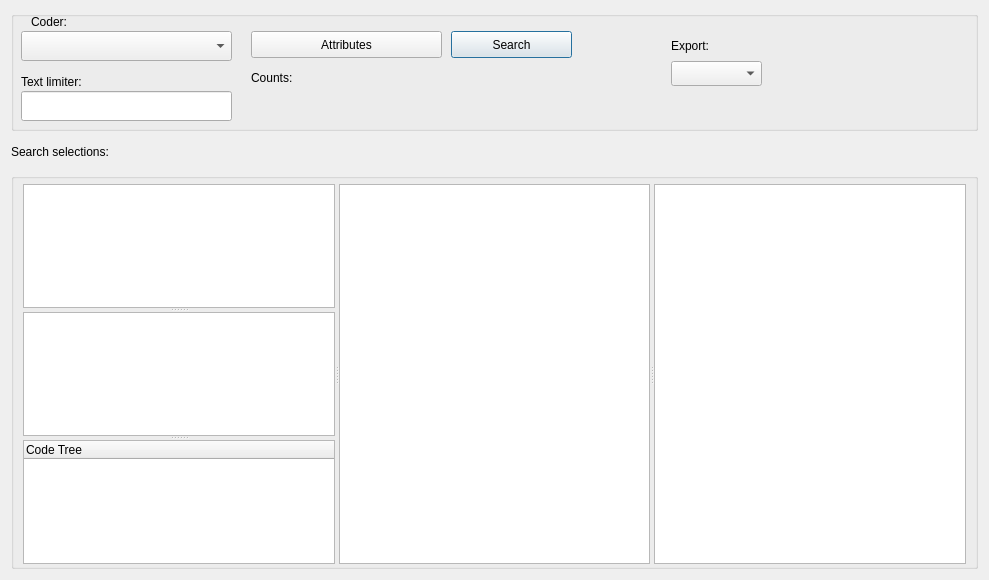
Qt form GUI_UIs/ui_dialog_report_codings.ui (ccbogel/QualCoder) before a commit.
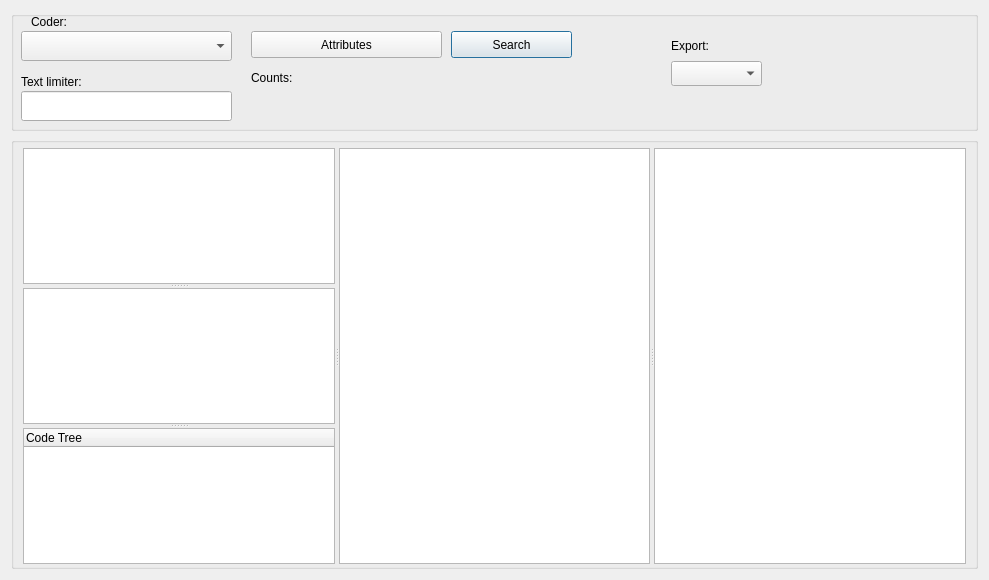
The same form after that commit.

The edit to the form file:
```diff
--- a/GUI_UIs/ui_dialog_report_codings.ui
+++ b/GUI_UIs/ui_dialog_report_codings.ui
@@ -196,37 +196,6 @@
      </widget>
     </widget>
    </item>
-   <item>
-    <widget class="QLabel" name="label_selections">
-     <property name="sizePolicy">
-      <sizepolicy hsizetype="Preferred" vsizetype="MinimumExpanding">
-       <horstretch>0</horstretch>
-       <verstretch>0</verstretch>
-      </sizepolicy>
-     </property>
-     <property name="minimumSize">
-      <size>
-       <width>0</width>
-       <height>30</height>
-      </size>
-     </property>
-     <property name="maximumSize">
-      <size>
-       <width>16777213</width>
-       <height>100</height>
-      </size>
-     </property>
-     <property name="text">
-      <string>Search selections:</string>
-     </property>
-     <property name="scaledContents">
-      <bool>true</bool>
-     </property>
-     <property name="wordWrap">
-      <bool>true</bool>
-     </property>
-    </widget>
-   </item>
    <item>
     <widget class="QGroupBox" name="groupBox_2">
      <property name="title">
```
